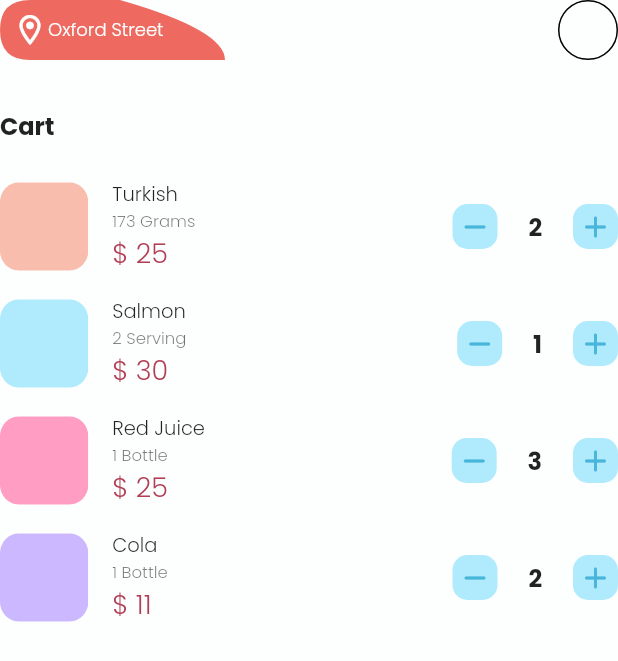
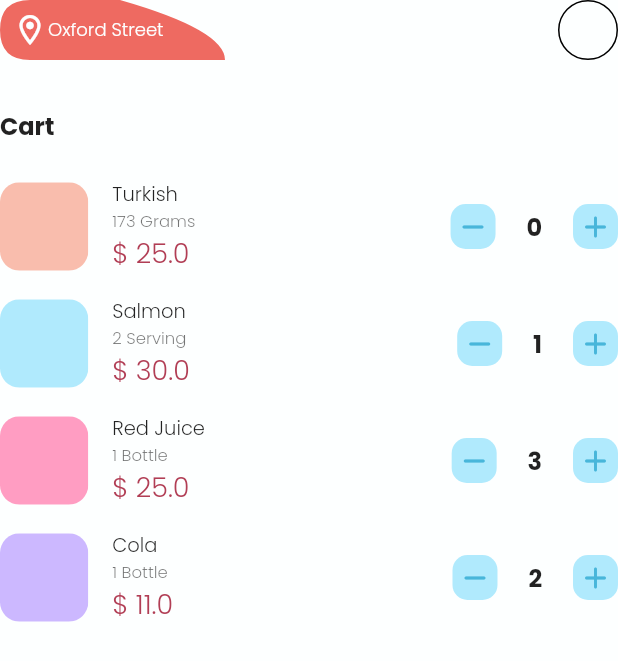
Before and after one commit to 2Math0/E_Commerce_Demo, a Flutter app: the CartPage widget shown alone on an empty page, opened directly, after a tap on the "remove" icon, on a phone screen of 412 x 824 dp. Shown: the top 661 px of the screen. Run offline on Flutter 3.47's test engine with Material 2 defaults, Android fonts, the phone set to English and light mode, and no system bars; our stand-ins replace get.

Commit message:
cart functionality

```diff
--- a/lib/controller/binding.dart
+++ b/lib/controller/binding.dart
@@ -1,3 +1,4 @@
+import 'package:flutter_demo_task/controller/cart_controller.dart';
 import 'package:flutter_demo_task/controller/cart_cost_controller.dart';
 import 'package:flutter_demo_task/controller/controller.dart';
 import 'package:get/get.dart';
@@ -10,5 +11,6 @@ class InitialBinding extends Bindings {
     Get.lazyPut<Controller>(() => Controller());
     Get.put<CartCostController>(CartCostController(), permanent: true);
     Get.put<FavouriteController>(FavouriteController(), permanent: true);
+    Get.put<CartController>(CartController(), permanent: true);
   }
 }
--- a/lib/controller/cart_controller.dart
+++ b/lib/controller/cart_controller.dart
@@ -3,18 +3,33 @@ import 'package:get/get_state_manager/src/simple/get_controllers.dart';
 import '../view/widgets/items/cart_item.dart';
 
 class CartController extends GetxController {
-  final Map _cart = {};
+  final Map<String, CartItem> _cart = {};
   final Map _quantitiesMap = {};
+  Set _listOfItemKeys = {};
 
   Map get cart => _cart;
+  Map get quantitiesMap => _quantitiesMap;
+  Set get listOfItemsKeys => _listOfItemKeys;
 
   void addToCart(CartItem cartItem) {
     _cart[cartItem.name] = cartItem;
+    _listOfItemKeys.add(cartItem.name);
+    addToQuantities(1, cartItem.name);
+    update();
+  }
+
+  void cartItemsKeys() {
+    _listOfItemKeys = _cart.keys.toList().toSet();
+    for (int i = 0; i < _listOfItemKeys.length - 1; i++) {
+      addToQuantities(_cart[_listOfItemKeys.toList()[i]]!.quantity,
+          _listOfItemKeys.toList()[i]);
+    }
     update();
   }
 
   void removeFromCart(String key) {
     _cart.remove(key);
+    _listOfItemKeys.remove(key);
     update();
   }
 
@@ -24,7 +39,33 @@ class CartController extends GetxController {
   }
 
   void removeFromQuantities(String key) {
-    _cart.remove(key);
+    _quantitiesMap.remove(key);
     update();
   }
+
+  void incrementQuantity(String key) {
+    _quantitiesMap[key] += 1;
+    _cart[key] = CartItem(
+        size: cart[key].size,
+        name: cart[key].name,
+        measure: cart[key].measure,
+        price: cart[key].price,
+        itemColor: cart[key].itemColor,
+        quantity: _quantitiesMap[key]);
+    update();
+  }
+
+  void decrementQuantity(String key) {
+    if (_quantitiesMap[key] > 0) {
+      _quantitiesMap[key] -= 1;
+      _cart[key] = CartItem(
+          size: cart[key].size,
+          name: cart[key].name,
+          measure: cart[key].measure,
+          price: cart[key].price,
+          itemColor: cart[key].itemColor,
+          quantity: _quantitiesMap[key]);
+      update();
+    }
+  }
 }
--- a/lib/controller/cart_cost_controller.dart
+++ b/lib/controller/cart_cost_controller.dart
@@ -3,6 +3,6 @@ import 'package:get/get.dart';
 class CartCostController extends GetxController {
   RxInt totalCost = 91.obs;
 
-  void increment(value) => totalCost += value;
-  void decrement(value) => totalCost -= value;
+  void increment(value) => totalCost += value.round();
+  void decrement(value) => totalCost -= value.round();
 }
--- a/lib/json_objs.dart
+++ b/lib/json_objs.dart
@@ -1,7 +1,7 @@
 const String addressJson =
     '{"address" : [{"type" : "Home Address","icon" : "e3ddd6","street" : "Mustafa St. NO:2","street number" : "Street x12"},{"type" : "Office Address","icon" : "e3ddd6","street" : "Mustafa St. NO:2","street number" : "Street x12"},{"type" : "Home Address","icon" : "e3ddd6","street" : "Mustafa St. NO:2","street number" : "Street x12"}]}';
 const String cartJson =
-    '{"cart" : [{"name": "Turkish","measure": "173 Grams","price": 25,"itemColor": "f9bdad","quantity": 2},{"name": "Salmon","measure": "2 Serving","price": 30,"itemColor": "b0eafd","quantity": 1},{"name": "Red Juice","measure": "1 Bottle","price": 25,"itemColor": "ff9dc2","quantity": 3},{"name": "Cola","measure": "1 Bottle","price": 11,"itemColor": "ccb8ff","quantity": 2}]}';
+    '{"cart" : [{"name": "Turkish","measure": "173 Grams","price": 25.0,"itemColor": "f9bdad","quantity": 2},{"name": "Salmon","measure": "2 Serving","price": 30.0,"itemColor": "b0eafd","quantity": 1},{"name": "Red Juice","measure": "1 Bottle","price": 25.0,"itemColor": "ff9dc2","quantity": 3},{"name": "Cola","measure": "1 Bottle","price": 11.0,"itemColor": "ccb8ff","quantity": 2}]}';
 const String categoriesJson =
     '{"categories" : [{"icon" : "fec8bd", "name" : "Steak"},{"icon" : "fad96d", "name" : "Vegetables"},{"icon" : "ccb8ff", "name" : "Beverage"},{"icon" : "48b6da", "name" : "Fish"},{"icon" : "ff9dc2", "name" : "Juice"}]}';
 const String dailyDealsJson =
--- a/lib/model/cart_model.dart
+++ b/lib/model/cart_model.dart
@@ -36,7 +36,7 @@ class CartElement {
 
   String name;
   String measure;
-  int price;
+  double price;
   String itemColor;
   int quantity;
 
--- a/lib/view/screens/cart.dart
+++ b/lib/view/screens/cart.dart
@@ -1,5 +1,7 @@
 import 'package:flutter/material.dart';
+import 'package:flutter_demo_task/controller/cart_controller.dart';
 import 'package:flutter_demo_task/json_objs.dart';
+import 'package:get/get.dart';
 
 import '../../model/cart_model.dart';
 import '../constants/const_styles.dart';
@@ -10,10 +12,30 @@ class CartPage extends StatelessWidget {
   CartPage({Key? key}) : super(key: key);
 
   final List<CartElement> cartElementsList = cartFromJson(cartJson).cart;
+  final CartController cartController = Get.find<CartController>();
+  void myCartIsReady(Size size) {
+    for (int i = 0; i <= cartElementsList.length - 1; i++) {
+      cartController.addToCart(CartItem(
+          size: size,
+          name: cartElementsList[i].name,
+          measure: cartElementsList[i].measure,
+          price: cartElementsList[i].price,
+          itemColor: cartElementsList[i].itemColor,
+          quantity: cartElementsList[i].quantity));
+    }
+  }
+
   @override
   Widget build(BuildContext context) {
+    bool isFirstBuild = cartController.quantitiesMap.keys.toList().length <
+        cartController.cart.values.toList().length;
+    isFirstBuild ? cartController.cartItemsKeys() : null;
+    Get.log(cartController.listOfItemsKeys.toList().toString());
     Size size = MediaQuery.of(context).size;
-    return Column(
+    myCartIsReady(size);
+    Get.log(cartController.cart.toString());
+    return SingleChildScrollView(
+      child: Column(
         crossAxisAlignment: CrossAxisAlignment.start,
         children: [
           PageHeader(size: size, location: 'Oxford Street'),
@@ -23,18 +45,25 @@ class CartPage extends StatelessWidget {
             style: kTitleStyle,
           ),
           const SizedBox(height: 24),
-        ListView.builder(
+          GetBuilder<CartController>(
+            builder: (controller) {
+              return ListView.builder(
                 shrinkWrap: true,
-          itemCount: cartElementsList.length,
-          itemBuilder: (BuildContext context, int index) => CartItem(
-              size: size,
-              name: cartElementsList[index].name,
-              measure: cartElementsList[index].measure,
-              price: cartElementsList[index].price,
-              itemColor: cartElementsList[index].itemColor,
-              quantity: cartElementsList[index].quantity),
+                itemCount: controller.listOfItemsKeys.length,
+                itemBuilder: (BuildContext context, int index) {
+                  // if (isFirstBuild) {
+                  //   Get.log(controller
+                  //       .quantitiesMap[cartElementsList[index].name]
+                  //       .toString());
+                  // }
+                  return controller
+                      .cart[controller.listOfItemsKeys.toList()[index]];
+                },
+              );
+            },
           ),
         ],
+      ),
     );
   }
 }
--- a/lib/view/widgets/items/cart_item.dart
+++ b/lib/view/widgets/items/cart_item.dart
@@ -1,8 +1,7 @@
-import 'dart:developer';
-
 import 'package:flutter/material.dart';
 import 'package:get/get.dart';
 
+import '../../../controller/cart_controller.dart';
 import '../../../controller/cart_cost_controller.dart';
 import '../../constants/const_colors.dart';
 import '../../constants/const_styles.dart';
@@ -23,7 +22,7 @@ class CartItem extends StatelessWidget {
   final Size size;
   final String name;
   final String measure;
-  final int price;
+  final double price;
   final String itemColor;
   final int quantity;
 
@@ -32,6 +31,7 @@ class CartItem extends StatelessWidget {
   //     : '$weight Grams';
 
   final CartCostController cartCostController = Get.find<CartCostController>();
+  final CartController cartController = Get.find<CartController>();
 
   @override
   Widget build(BuildContext context) {
@@ -68,9 +68,12 @@ class CartItem extends StatelessWidget {
             children: [
               RoundedIconBtn(
                   onTap: () {
-                    log('clicked');
-                    log(cartCostController.totalCost.value.toString());
-                    cartCostController.decrement(price);
+                    Get.log('clicked');
+                    Get.log(cartCostController.totalCost.value.toString());
+                    if (cartController.quantitiesMap[name] > 0) {
+                      cartCostController.decrement(price);
+                      cartController.decrementQuantity(name);
+                    }
                   },
                   icon: Icons.remove_rounded,
                   bgColor: kLightBlueColor83,
@@ -82,7 +85,10 @@ class CartItem extends StatelessWidget {
               ),
               SizedBox(width: size.width * 0.05),
               RoundedIconBtn(
-                  onTap: () => cartCostController.increment(price),
+                  onTap: () {
+                    cartCostController.increment(price);
+                    cartController.incrementQuantity(name);
+                  },
                   icon: Icons.add_rounded,
                   bgColor: kLightBlueColor83,
                   iconColor: kBlueColor83),
```
Also changed, not shown: lib/view/widgets/items/detailed_item.dart (+21 -1 lines). Lines whose indentation alone changed are shown as unchanged.
